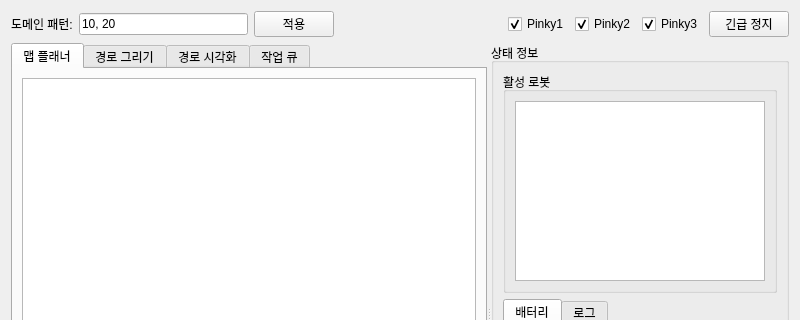
The window that robot_debugger/src/robot_debugger_ui/ui/pinky_tab.ui (addinedu-roscamp-4th/roscamp-repo-2) describes before a commit, drawn with Qt 5; both pictures show x 0 to 800 and y 0 to 320 of the 800 by 600 pixel window.
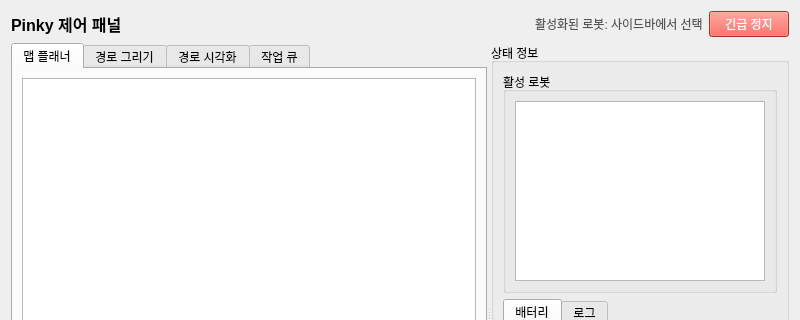
The same window after the commit.

What changed in the file:
```diff
--- a/robot_debugger/src/robot_debugger_ui/ui/pinky_tab.ui
+++ b/robot_debugger/src/robot_debugger_ui/ui/pinky_tab.ui
@@ -19,21 +19,13 @@
      <item>
       <widget class="QLabel" name="label">
        <property name="text">
-        <string>도메인 패턴:</string>
+        <string>Pinky 제어 패널</string>
        </property>
-      </widget>
-     </item>
-     <item>
-      <widget class="QLineEdit" name="lineEditDomain">
-       <property name="text">
-        <string>10, 20</string>
+       <property name="alignment">
+        <set>Qt::AlignLeft|Qt::AlignVCenter</set>
        </property>
-      </widget>
-     </item>
-     <item>
-      <widget class="QPushButton" name="pushButtonApply">
-       <property name="text">
-        <string>적용</string>
+       <property name="styleSheet">
+        <string>font-size: 16px; font-weight: bold;</string>
        </property>
       </widget>
      </item>
@@ -51,32 +43,12 @@
       </spacer>
      </item>
      <item>
-      <widget class="QCheckBox" name="checkBoxPinky1">
+      <widget class="QLabel" name="activeRobotsLabel">
        <property name="text">
-        <string>Pinky1</string>
+        <string>활성화된 로봇: 사이드바에서 선택</string>
        </property>
-       <property name="checked">
-        <bool>true</bool>
-       </property>
-      </widget>
-     </item>
-     <item>
-      <widget class="QCheckBox" name="checkBoxPinky2">
-       <property name="text">
-        <string>Pinky2</string>
-       </property>
-       <property name="checked">
-        <bool>true</bool>
-       </property>
-      </widget>
-     </item>
-     <item>
-      <widget class="QCheckBox" name="checkBoxPinky3">
-       <property name="text">
-        <string>Pinky3</string>
-       </property>
-       <property name="checked">
-        <bool>true</bool>
+       <property name="styleSheet">
+        <string>color: #555;</string>
        </property>
       </widget>
      </item>
@@ -85,6 +57,9 @@
        <property name="text">
         <string>긴급 정지</string>
        </property>
+       <property name="styleSheet">
+        <string>background-color: #f44336; color: white;</string>
+       </property>
       </widget>
      </item>
     </layout>
```
